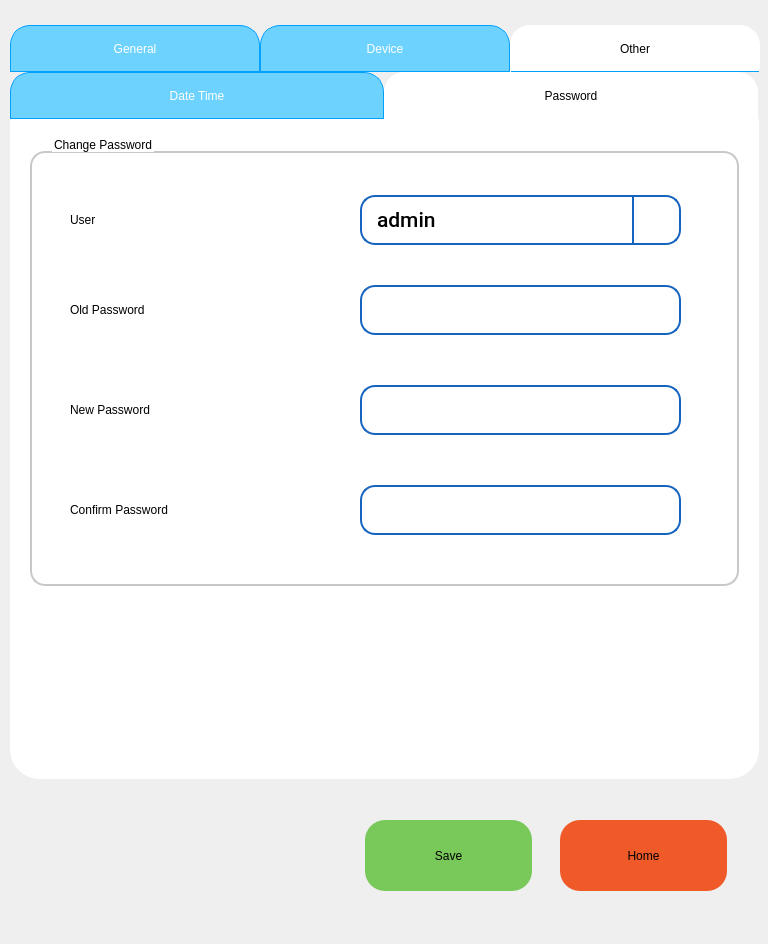
ChandraMVE/PSSC_QT_Development, file pApp-22-June-2021/sgeneralsetup.ui: the form before one commit.
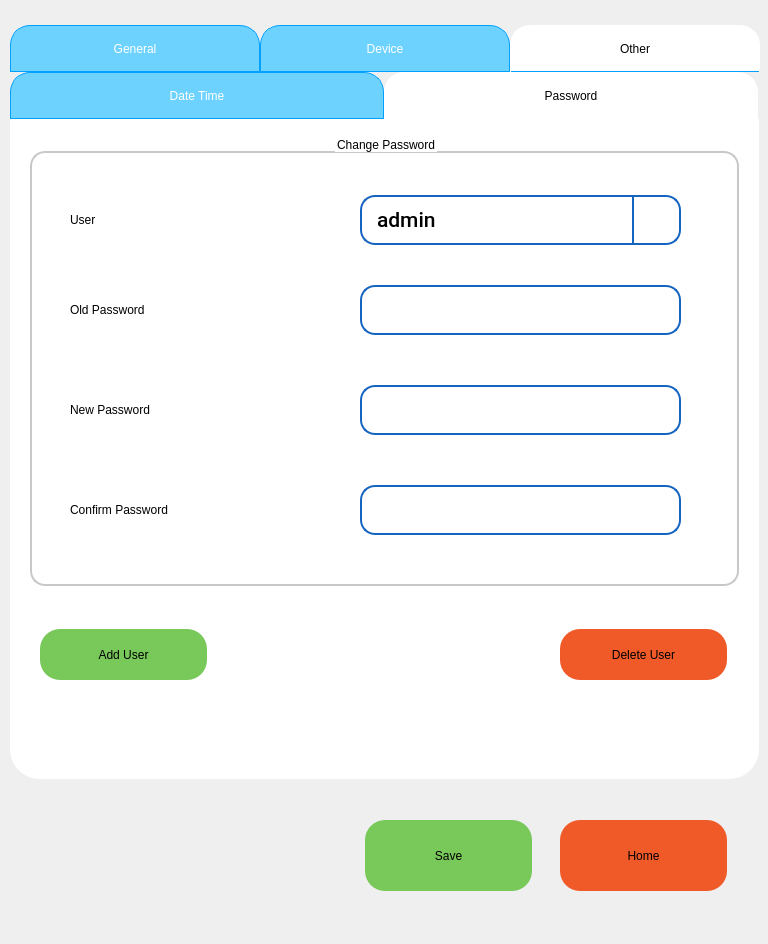
The form after the commit. The open tabs and pages were chosen to show the change. Icons and pictures are not drawn. Custom widgets are drawn as their Qt base class.

Commit message: QT Version 1.05.206 has below changes 1. Implemented 10 user capability to access the setup menus 2. This version must be update on the QT version 1.05.206

Diff of the .ui file:
```diff
--- a/pApp-22-June-2021/sgeneralsetup.ui
+++ b/pApp-22-June-2021/sgeneralsetup.ui
@@ -5211,8 +5211,8 @@
 
 QGroupBox::title {
     subcontrol-origin: padding;
-    subcontrol-position: top left ; /* position at the top center */
-    left : 20px;
+    subcontrol-position: top center ; /* position at the top center */
+/*    left : 20px;*/
     top : -15px;
 }</string>
         </property>
@@ -5567,6 +5567,153 @@
          </property>
         </widget>
        </widget>
+       <widget class="QPushButton" name="pbDelete">
+        <property name="geometry">
+         <rect>
+          <x>550</x>
+          <y>510</y>
+          <width>167</width>
+          <height>51</height>
+         </rect>
+        </property>
+        <property name="focusPolicy">
+         <enum>Qt::ClickFocus</enum>
+        </property>
+        <property name="styleSheet">
+         <string notr="true">QPushButton{
+background-color: rgb(240,90,40);
+/*border-width: 2px;
+border-color: rgb(240,90,40);
+border-style: solid;*/
+border-radius: 20;
+    border: none;
+    outline: none;
+color: rgb(0,0,0);
+font: 100 18pt &quot;Roboto Medium&quot;;
+}
+QPushButton:disabled { 
+background-color: rgb(190, 190, 190);
+/*border-width: 2px;
+border-color: rgb(190, 190, 190);
+border-style: solid;*/
+    border: none;
+    outline: none;
+border-radius: 20;
+color: rgb(0, 0, 0);
+font: 100 18pt &quot;Roboto Medium&quot;;
+}
+QPushButton:pressed {
+background-color: rgb(194, 54, 11);
+/*border-width: 2px;
+border-color: rgb(194, 54, 11);
+border-style: solid;*/
+border-radius: 20;
+    border: none;
+    outline: none;
+color: rgb(255, 255, 255);
+font: 100 18pt &quot;Roboto Medium&quot;;
+}
+QPushButton:down {
+background-color: rgb(24, 163, 3);
+/*border-width: 2px;
+border-color: rgb(24, 163, 3);
+border-style: solid;*/
+border-radius: 20;
+    border: none;
+    outline: none;
+color: rgb(0, 0, 0);
+font: 100 18pt &quot;Roboto Medium&quot;;
+}
+QPushButton:default {
+background-color: rgb(241, 241, 241);
+/*border-width: 2px;
+border-color: rgb(241, 241, 241);
+border-style: solid;*/
+border-radius: 20;
+    border: none;
+    outline: none;
+color: rgb(0, 0, 0);
+font: 100 18pt &quot;Roboto Medium&quot;;
+}</string>
+        </property>
+        <property name="text">
+         <string>Delete User</string>
+        </property>
+       </widget>
+       <widget class="QPushButton" name="pbAdd">
+        <property name="geometry">
+         <rect>
+          <x>30</x>
+          <y>510</y>
+          <width>167</width>
+          <height>51</height>
+         </rect>
+        </property>
+        <property name="focusPolicy">
+         <enum>Qt::ClickFocus</enum>
+        </property>
+        <property name="styleSheet">
+         <string notr="true">QPushButton{
+background-color: rgb(120, 200, 90);
+/*border-width: 2px;
+border-color: rgb(120, 200, 90);
+border-style: solid;*/
+border-radius: 20;
+    border: none;
+    outline: none;
+color: rgb(0, 0, 0);
+font: 100 18pt &quot;Roboto Medium&quot;;
+}
+QPushButton:disabled { 
+background-color: rgb(190, 190, 190);;
+/*border-width: 2px;
+border-color: rgb(190, 190, 190);;
+border-style: solid;*/
+border-radius: 20;
+    border: none;
+    outline: none;
+color: rgb(0, 0, 0);
+font: 100 18pt &quot;Roboto Medium&quot;;
+}
+QPushButton:pressed {
+background-color: rgb(24, 163, 3);
+/*border-width: 2px;
+border-color: rgb(24, 163, 3);
+border-style: solid;*/
+border-radius: 20;
+    border: none;
+    outline: none;
+color: rgb(255, 255, 255);
+font: 100 18pt &quot;Roboto Medium&quot;;
+}
+QPushButton:down {
+background-color: rgb(24, 163, 3);
+/*border-width: 2px;
+border-color: rgb(24, 163, 3);
+border-style: solid;*/
+border-radius: 20;
+    border: none;
+    outline: none;
+color: rgb(0, 0, 0);
+font: 100 18pt &quot;Roboto Medium&quot;;
+}
+QPushButton:default {
+background-color: rgb(241, 241, 241);
+/*border-width: 2px;
+border-color: rgb(241, 241, 241);
+border-style: solid;*/
+border-radius: 20;
+    border: none;
+    outline: none;
+color: rgb(0, 0, 0);
+font: 100 18pt &quot;Roboto Medium&quot;;
+}
+</string>
+        </property>
+        <property name="text">
+         <string>Add User</string>
+        </property>
+       </widget>
       </widget>
      </widget>
     </widget>
```
Left out of the diff: 19 changed lines with no effect on the pictures. The commit also changes 7 other files.
